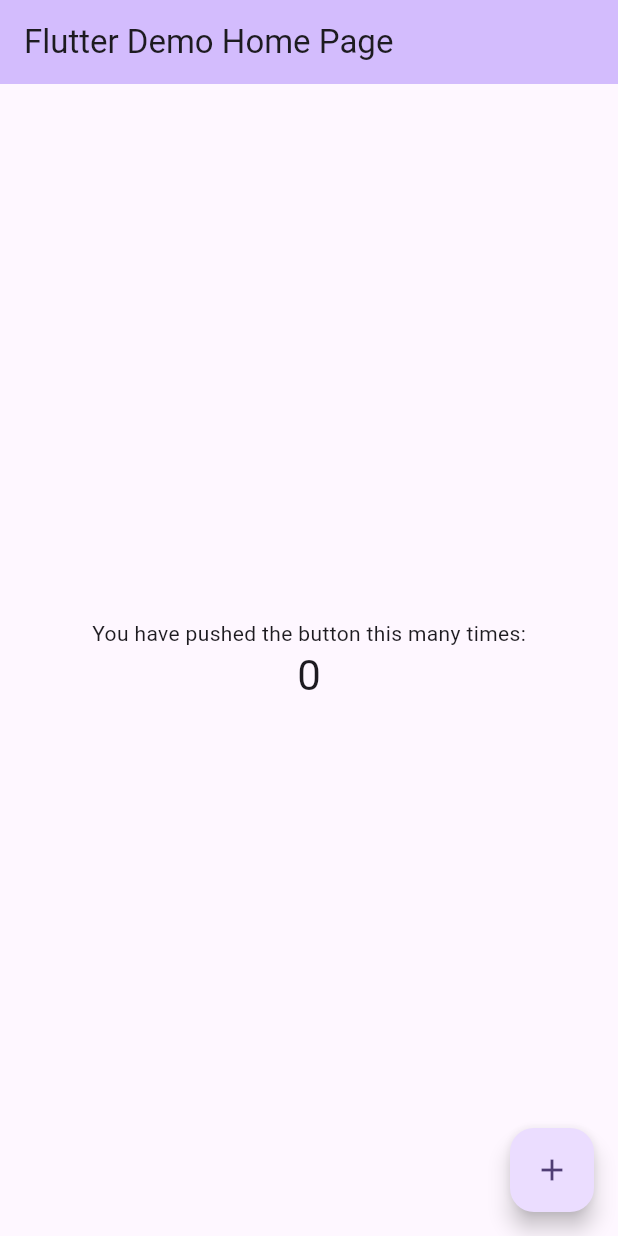
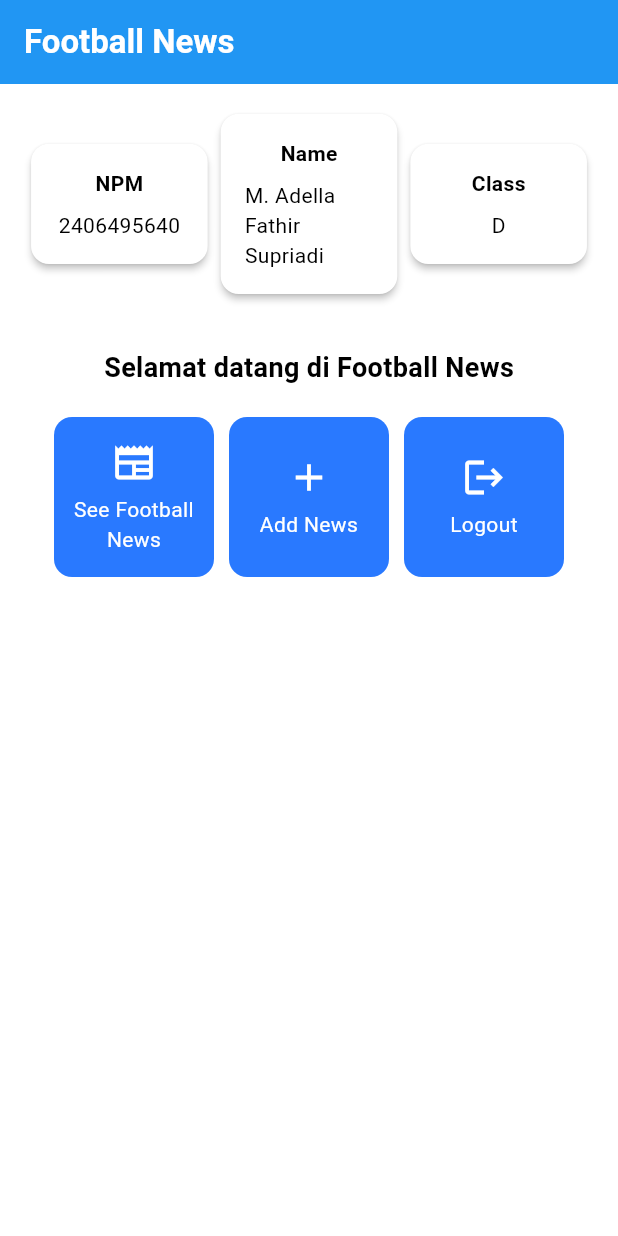
Before and after one commit to Raithser/football-news-mobile, a Flutter app: the screen it shows after launch, on a phone screen of 412 x 824 dp. Run offline on Flutter 3.47's test engine with Material 3 defaults, Android fonts, the phone set to English and light mode, and no system bars.

Commit message:
tutor 1 flutter

```diff
--- a/lib/main.dart
+++ b/lib/main.dart
@@ -1,5 +1,5 @@
 import 'package:flutter/material.dart';
-
+import 'package:football_news/menu.dart';
 void main() {
   runApp(const MyApp());
 }
@@ -7,116 +7,14 @@ void main() {
 class MyApp extends StatelessWidget {
   const MyApp({super.key});
 
-  // This widget is the root of your application.
   @override
   Widget build(BuildContext context) {
     return MaterialApp(
       title: 'Flutter Demo',
       theme: ThemeData(
-        // This is the theme of your application.
-        //
-        // TRY THIS: Try running your application with "flutter run". You'll see
-        // the application has a purple toolbar. Then, without quitting the app,
-        // try changing the seedColor in the colorScheme below to Colors.green
-        // and then invoke "hot reload" (save your changes or press the "hot
-        // reload" button in a Flutter-supported IDE, or press "r" if you used
-        // the command line to start the app).
-        //
-        // Notice that the counter didn't reset back to zero; the application
-        // state is not lost during the reload. To reset the state, use hot
-        // restart instead.
-        //
-        // This works for code too, not just values: Most code changes can be
-        // tested with just a hot reload.
-        colorScheme: ColorScheme.fromSeed(seedColor: Colors.deepPurple),
+         colorScheme: ColorScheme.fromSwatch(primarySwatch: Colors.blue).copyWith(secondary: Colors.blueAccent[400]),
       ),
-      home: const MyHomePage(title: 'Flutter Demo Home Page'),
+      home: MyHomePage(),
     );
   }
 }
-
-class MyHomePage extends StatefulWidget {
-  const MyHomePage({super.key, required this.title});
-
-  // This widget is the home page of your application. It is stateful, meaning
-  // that it has a State object (defined below) that contains fields that affect
-  // how it looks.
-
-  // This class is the configuration for the state. It holds the values (in this
-  // case the title) provided by the parent (in this case the App widget) and
-  // used by the build method of the State. Fields in a Widget subclass are
-  // always marked "final".
-
-  final String title;
-
-  @override
-  State<MyHomePage> createState() => _MyHomePageState();
-}
-
-class _MyHomePageState extends State<MyHomePage> {
-  int _counter = 0;
-
-  void _incrementCounter() {
-    setState(() {
-      // This call to setState tells the Flutter framework that something has
-      // changed in this State, which causes it to rerun the build method below
-      // so that the display can reflect the updated values. If we changed
-      // _counter without calling setState(), then the build method would not be
-      // called again, and so nothing would appear to happen.
-      _counter++;
-    });
-  }
-
-  @override
-  Widget build(BuildContext context) {
-    // This method is rerun every time setState is called, for instance as done
-    // by the _incrementCounter method above.
-    //
-    // The Flutter framework has been optimized to make rerunning build methods
-    // fast, so that you can just rebuild anything that needs updating rather
-    // than having to individually change instances of widgets.
-    return Scaffold(
-      appBar: AppBar(
-        // TRY THIS: Try changing the color here to a specific color (to
-        // Colors.amber, perhaps?) and trigger a hot reload to see the AppBar
-        // change color while the other colors stay the same.
-        backgroundColor: Theme.of(context).colorScheme.inversePrimary,
-        // Here we take the value from the MyHomePage object that was created by
-        // the App.build method, and use it to set our appbar title.
-        title: Text(widget.title),
-      ),
-      body: Center(
-        // Center is a layout widget. It takes a single child and positions it
-        // in the middle of the parent.
-        child: Column(
-          // Column is also a layout widget. It takes a list of children and
-          // arranges them vertically. By default, it sizes itself to fit its
-          // children horizontally, and tries to be as tall as its parent.
-          //
-          // Column has various properties to control how it sizes itself and
-          // how it positions its children. Here we use mainAxisAlignment to
-          // center the children vertically; the main axis here is the vertical
-          // axis because Columns are vertical (the cross axis would be
-          // horizontal).
-          //
-          // TRY THIS: Invoke "debug painting" (choose the "Toggle Debug Paint"
-          // action in the IDE, or press "p" in the console), to see the
-          // wireframe for each widget.
-          mainAxisAlignment: MainAxisAlignment.center,
-          children: <Widget>[
-            const Text('You have pushed the button this many times:'),
-            Text(
-              '$_counter',
-              style: Theme.of(context).textTheme.headlineMedium,
-            ),
-          ],
-        ),
-      ),
-      floatingActionButton: FloatingActionButton(
-        onPressed: _incrementCounter,
-        tooltip: 'Increment',
-        child: const Icon(Icons.add),
-      ), // This trailing comma makes auto-formatting nicer for build methods.
-    );
-  }
-}
--- /dev/null
+++ b/lib/menu.dart
@@ -0,0 +1,190 @@
+import 'package:flutter/material.dart';
+
+class MyHomePage extends StatelessWidget {
+     MyHomePage({super.key});
+
+    final String nama = "M. Adella Fathir Supriadi";//nama
+    final String npm = "2406495640"; //npm
+    final String kelas = "D";
+
+    final List<ItemHomepage> items = [
+    ItemHomepage("See Football News", Icons.newspaper),
+    ItemHomepage("Add News", Icons.add),
+    ItemHomepage("Logout", Icons.logout),
+  ];
+     @override
+    Widget build(BuildContext context) {
+    // Scaffold menyediakan struktur dasar halaman dengan AppBar dan body.
+    return Scaffold(
+      // AppBar adalah bagian atas halaman yang menampilkan judul.
+      appBar: AppBar(
+        // Judul aplikasi "Football News" dengan teks putih dan tebal.
+        title: const Text(
+          'Football News',
+          style: TextStyle(
+            color: Colors.white,
+            fontWeight: FontWeight.bold,
+          ),
+        ),
+        // Warna latar belakang AppBar diambil dari skema warna tema aplikasi.
+        backgroundColor: Theme.of(context).colorScheme.primary,
+      ),
+      // Body halaman dengan padding di sekelilingnya.
+      body: Padding(
+        padding: const EdgeInsets.all(16.0),
+        // Menyusun widget secara vertikal dalam sebuah kolom.
+        child: Column(
+          crossAxisAlignment: CrossAxisAlignment.center,
+          children: [
+            // Row untuk menampilkan 3 InfoCard secara horizontal.
+            Row(
+              mainAxisAlignment: MainAxisAlignment.spaceEvenly,
+              children: [
+                InfoCard(title: 'NPM', content: npm),
+                InfoCard(title: 'Name', content: nama),
+                InfoCard(title: 'Class', content: kelas),
+              ],
+            ),
+
+            // Memberikan jarak vertikal 16 unit.
+            const SizedBox(height: 16.0),
+
+            // Menempatkan widget berikutnya di tengah halaman.
+            Center(
+              child: Column(
+                // Menyusun teks dan grid item secara vertikal.
+
+                children: [
+                  // Menampilkan teks sambutan dengan gaya tebal dan ukuran 18.
+                  const Padding(
+                    padding: EdgeInsets.only(top: 16.0),
+                    child: Text(
+                      'Selamat datang di Football News',
+                      style: TextStyle(
+                        fontWeight: FontWeight.bold,
+                        fontSize: 18.0,
+                      ),
+                    ),
+                  ),
+
+                  // Grid untuk menampilkan ItemCard dalam bentuk grid 3 kolom.
+                  GridView.count(
+                    primary: true,
+                    padding: const EdgeInsets.all(20),
+                    crossAxisSpacing: 10,
+                    mainAxisSpacing: 10,
+                    crossAxisCount: 3,
+                    // Agar grid menyesuaikan tinggi kontennya.
+                    shrinkWrap: true,
+
+                    // Menampilkan ItemCard untuk setiap item dalam list items.
+                    children: items.map((ItemHomepage item) {
+                      return ItemCard(item);
+                    }).toList(),
+                  ),
+                ],
+              ),
+            ),
+          ],
+        ),
+      ),
+    );
+}
+}
+
+ // (... nya jangan di copy !)
+class InfoCard extends StatelessWidget {
+  // Kartu informasi yang menampilkan title dan content.
+
+  final String title;  // Judul kartu.
+  final String content;  // Isi kartu.
+
+  const InfoCard({super.key, required this.title, required this.content});
+
+  @override
+  Widget build(BuildContext context) {
+    return Card(
+      // Membuat kotak kartu dengan bayangan dibawahnya.
+      elevation: 2.0,
+      child: Container(
+        // Mengatur ukuran dan jarak di dalam kartu.
+        width: MediaQuery.of(context).size.width / 3.5, // menyesuaikan dengan lebar device yang digunakan.
+        padding: const EdgeInsets.all(16.0),
+        // Menyusun title dan content secara vertikal.
+        child: Column(
+          children: [
+            Text(
+              title,
+              style: const TextStyle(fontWeight: FontWeight.bold),
+            ),
+            const SizedBox(height: 8.0),
+            Text(content),
+          ],
+        ),
+      ),
+    );
+  }
+}
+
+
+class ItemHomepage {
+ final String name;
+ final IconData icon;
+
+ ItemHomepage(this.name, this.icon);
+}
+
+
+class ItemCard extends StatelessWidget {
+  // Menampilkan kartu dengan ikon dan nama.
+
+  final ItemHomepage item;
+
+  const ItemCard(this.item, {super.key});
+
+  @override
+  Widget build(BuildContext context) {
+    return Material(
+      // Menentukan warna latar belakang dari tema aplikasi.
+      color: Theme.of(context).colorScheme.secondary,
+      // Membuat sudut kartu melengkung.
+      borderRadius: BorderRadius.circular(12),
+
+      child: InkWell(
+        // Aksi ketika kartu ditekan.
+        onTap: () {
+          // Menampilkan pesan SnackBar saat kartu ditekan.
+          ScaffoldMessenger.of(context)
+            ..hideCurrentSnackBar()
+            ..showSnackBar(
+              SnackBar(content: Text("Kamu telah menekan tombol ${item.name}!"))
+            );
+        },
+        // Container untuk menyimpan Icon dan Text
+        child: Container(
+          padding: const EdgeInsets.all(8),
+          child: Center(
+            child: Column(
+              // Menyusun ikon dan teks di tengah kartu.
+              mainAxisAlignment: MainAxisAlignment.center,
+              children: [
+                Icon(
+                  item.icon,
+                  color: Colors.white,
+                  size: 30.0,
+                ),
+                const Padding(padding: EdgeInsets.all(3)),
+                Text(
+                  item.name,
+                  textAlign: TextAlign.center,
+                  style: const TextStyle(color: Colors.white),
+                ),
+              ],
+            ),
+          ),
+        ),
+      ),
+    );
+  }
+
+}
```
